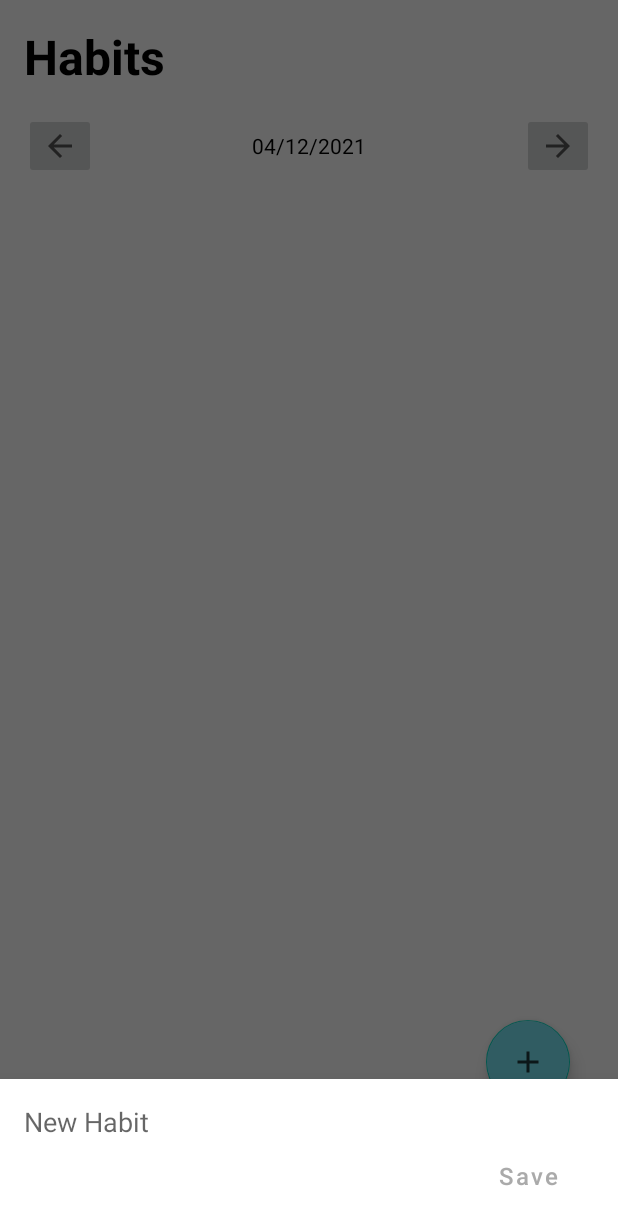
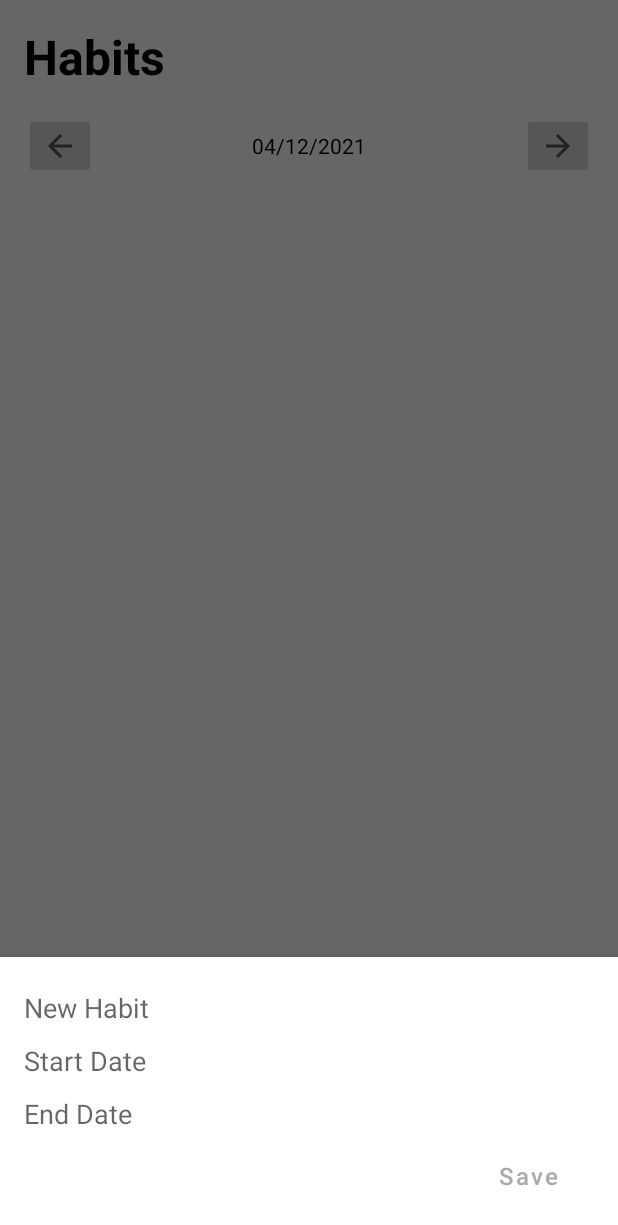
Before and after one commit to manleydrake/capstone-project-group-9-betterme, an Android app: the screen it shows after launch (MainActivity), after a tap on an icon or button, on a phone screen of 412 x 824 dp. Shown: the top 1225 px of the screen. Run offline under Robolectric (Android 15) with nearby library versions, the phone set to English and light mode, and no system bars.

Commit message:
Added start and end dates
Added start and end dates for habits and symptoms. Still need to split database up so that marking a habit complete/recording a symptom only alters one day

```diff
--- a/app/src/main/java/com/example/betterme/AddNewHabit.java
+++ b/app/src/main/java/com/example/betterme/AddNewHabit.java
@@ -23,6 +23,7 @@ import com.example.betterme.Utils.DataHelper;
 import com.example.betterme.Utils.DatabaseHandler;
 import com.google.android.material.bottomsheet.BottomSheetDialogFragment;
 
+import java.text.ParseException;
 import java.util.ArrayList;
 import java.util.Collections;
 import java.util.List;
@@ -33,6 +34,8 @@ public class AddNewHabit extends BottomSheetDialogFragment {
     public static final String TAG = "ActionBottomDialog";
 
     private EditText newHabitText;
+    private EditText newHabitStartDate;
+    private EditText newHabitEndDate;
     private Button newHabitSaveButton;
     private DatabaseHandler db;
     private List<HabitModel> habitList;
@@ -63,6 +66,8 @@ public class AddNewHabit extends BottomSheetDialogFragment {
     public void onViewCreated(View view, Bundle savedInstanceState){
         super.onViewCreated(view, savedInstanceState);
         newHabitText = getView().findViewById(R.id.newHabitText);
+        newHabitStartDate = getView().findViewById(R.id.newHabitStartDate);
+        newHabitEndDate = getView().findViewById(R.id.newHabitEndDate);
         newHabitSaveButton = getView().findViewById(R.id.newHabitSave);
 
         db = new DatabaseHandler(getActivity());
@@ -113,13 +118,19 @@ public class AddNewHabit extends BottomSheetDialogFragment {
             }
         });
 
+        newHabitStartDate.addTextChangedListener(new DateTextWatcher());
+        newHabitEndDate.addTextChangedListener(new DateTextWatcher());
+
         boolean finalIsUpdate = isUpdate;
         newHabitSaveButton.setOnClickListener(new View.OnClickListener() {
             @Override
             public void onClick(View v) {
                 //check if we are trying to update an existing habit or enter a new habit
                 String text = newHabitText.getText().toString();
+                String startDate = newHabitStartDate.getText().toString();
+                String endDate = newHabitEndDate.getText().toString();
                 if(finalIsUpdate){
+                    //ToDo: make this update the start and end date as well potentially
                     db.updateHabit(bundle.getInt("habitID"), text);
                 }
                 else{
@@ -127,8 +138,14 @@ public class AddNewHabit extends BottomSheetDialogFragment {
                     habit.setHabit(text);
                     habit.setStatus(0);
                     habit.setHabitTrackDate(dataHelper.getHabitCurrDate());
+                    habit.setHabitStartDate(startDate);
+                    habit.setHabitEndDate(endDate);
                     db.insertHabit(habit);
-                    updateHabits();
+                    try {
+                        updateHabits();
+                    } catch (ParseException e) {
+                        e.printStackTrace();
+                    }
                 }
                 dismiss();
             }
@@ -141,11 +158,15 @@ public class AddNewHabit extends BottomSheetDialogFragment {
     public void onDismiss(DialogInterface dialog){
         Activity activity = getActivity();
         if(activity instanceof DialogCloseListener){
-            ((DialogCloseListener)activity).handleDialogClose(dialog);
+            try {
+                ((DialogCloseListener)activity).handleDialogClose(dialog);
+            } catch (ParseException e) {
+                e.printStackTrace();
+            }
         }
     }
 
-    public void updateHabits(){
+    public void updateHabits() throws ParseException {
         habitsAdapter = new HabitAdapter(db, (MainActivity) this.getActivity());
         habitsRecyclerView.setAdapter(habitsAdapter);
         habitList = db.getAllHabits();
--- a/app/src/main/java/com/example/betterme/DialogCloseListener.java
+++ b/app/src/main/java/com/example/betterme/DialogCloseListener.java
@@ -2,7 +2,9 @@ package com.example.betterme;
 
 import android.content.DialogInterface;
 
+import java.text.ParseException;
+
 public interface DialogCloseListener {
 
-    public void handleDialogClose(DialogInterface dialog);
+    public void handleDialogClose(DialogInterface dialog) throws ParseException;
 }
--- a/app/src/main/java/com/example/betterme/HabitsFragment.java
+++ b/app/src/main/java/com/example/betterme/HabitsFragment.java
@@ -79,7 +79,11 @@ public class HabitsFragment extends Fragment implements DialogCloseListener {
 
         habitAddButton = v.findViewById(R.id.newHabitButton);
 
-        habitList = db.getAllHabits();
+        try {
+            habitList = db.getAllHabits();
+        } catch (ParseException e) {
+            e.printStackTrace();
+        }
         Collections.reverse(habitList);
         habitsAdapter.setHabits(habitList);
 
@@ -127,7 +131,7 @@ public class HabitsFragment extends Fragment implements DialogCloseListener {
         return v;
     }
 
-    public void updateHabits(){
+    public void updateHabits() throws ParseException {
         habitsAdapter = new HabitAdapter(db, (MainActivity) this.getActivity());
         habitsRecyclerView.setAdapter(habitsAdapter);
         habitList = db.getAllHabits();
@@ -137,7 +141,7 @@ public class HabitsFragment extends Fragment implements DialogCloseListener {
     }
 
     @Override
-    public void handleDialogClose(DialogInterface dialog){
+    public void handleDialogClose(DialogInterface dialog) throws ParseException {
         habitList = db.getAllHabits();
         Collections.reverse(habitList);
         habitsAdapter.setHabits(habitList);
--- a/app/src/main/java/com/example/betterme/SplashActivity.java
+++ b/app/src/main/java/com/example/betterme/SplashActivity.java
@@ -1,3 +1,4 @@
+/**
 package com.example.betterme;
 
 import android.support.v7.app.AppCompatActivity;
@@ -22,3 +23,4 @@ public class SplashActivity extends AppCompatActivity {
         }, 2000);
     }
 }
+ **/
--- a/app/src/main/res/layout/fragment_new_habit.xml
+++ b/app/src/main/res/layout/fragment_new_habit.xml
@@ -9,13 +9,34 @@
         android:layout_height="wrap_content"
         android:background="@null"
         android:textAppearance="@style/TextAppearance.AppCompat.Medium"
-        android:hint="@string/newHabit" />
+        android:hint="@string/newHabit"
+        android:paddingVertical="5dp"/>
+
+    <EditText
+        android:id="@+id/newHabitStartDate"
+        android:layout_width="match_parent"
+        android:layout_height="wrap_content"
+        android:background="@null"
+        android:textAppearance="@style/TextAppearance.AppCompat.Medium"
+        android:hint="Start Date"
+        android:layout_below="@id/newHabitText"
+        android:paddingVertical="5dp"/>
+
+    <EditText
+        android:id="@+id/newHabitEndDate"
+        android:layout_width="match_parent"
+        android:layout_height="wrap_content"
+        android:background="@null"
+        android:textAppearance="@style/TextAppearance.AppCompat.Medium"
+        android:hint="End Date"
+        android:layout_below="@id/newHabitStartDate"
+        android:paddingVertical="5dp"/>
 
     <Button
         android:id="@+id/newHabitSave"
         android:layout_width="wrap_content"
         android:layout_height="wrap_content"
-        android:layout_below="@id/newHabitText"
+        android:layout_below="@id/newHabitEndDate"
         android:textSize="16sp"
         android:layout_alignParentEnd="true"
         android:background="@android:color/transparent"
--- a/app/src/main/res/values/strings.xml
+++ b/app/src/main/res/values/strings.xml
@@ -12,4 +12,5 @@
     <string name="newHabit">New Habit</string>
     <string name="save">Save</string>
     <string name="Login">Login</string>
+    <string name="DateEntry">mm/dd/yyyy</string>
 </resources>
```
Also changed, not shown: app/src/main/java/com/example/betterme/AddNewSymptom.java (+24 -8 lines), app/src/main/java/com/example/betterme/DateTextWatcher.java (added, +66 -0 lines), app/src/main/java/com/example/betterme/Model/HabitModel.java (+17 -1 lines), app/src/main/java/com/example/betterme/Model/SymptomModel.java (+17 -1 lines), app/src/main/java/com/example/betterme/SymptomsFragment.java (+7 -3 lines), app/src/main/java/com/example/betterme/Utils/DatabaseHandler.java (+33 -8 lines), app/src/main/res/layout/fragment_new_symptom.xml (+23 -1 lines).
